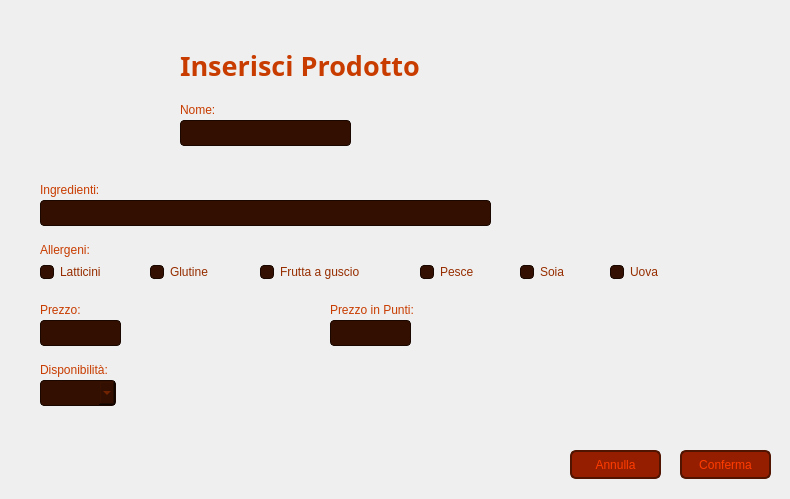
First picture: the form in Viste/VistaInserisciProdottoAmministratore.ui, repository GiacomoPrincipi/CineMax, before the edit.
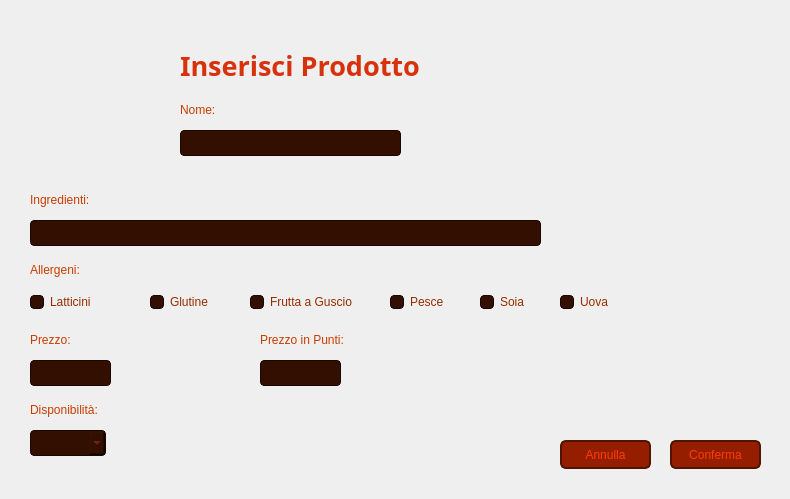
Second picture: the form after the edit. Icons and pictures are not drawn.

Patch:
```diff
--- a/Viste/VistaInserisciProdottoAmministratore.ui
+++ b/Viste/VistaInserisciProdottoAmministratore.ui
@@ -32,8 +32,8 @@
     background: qlineargradient(
         x1: 0, y1: 1,
         x2: 0, y2: 0,
-        stop: 0 #320F00,
-        stop: 1 #641E00
+        stop: 0 #210A00,
+        stop: 1 #7D2100
     );
 }</string>
    </property>
@@ -99,7 +99,7 @@
    </property>
    <property name="styleSheet">
     <string notr="true">QLabel {
-    color: #C83C00;
+    color: #D7320C;
 }</string>
    </property>
    <property name="text">
@@ -112,8 +112,8 @@
   <widget class="QLabel" name="labelIngredienti">
    <property name="geometry">
     <rect>
-     <x>40</x>
-     <y>180</y>
+     <x>30</x>
+     <y>190</y>
      <width>81</width>
      <height>20</height>
     </rect>
@@ -133,8 +133,8 @@
   <widget class="QLabel" name="labelDisponibile">
    <property name="geometry">
     <rect>
-     <x>40</x>
-     <y>360</y>
+     <x>30</x>
+     <y>400</y>
      <width>101</width>
      <height>20</height>
     </rect>
@@ -154,8 +154,8 @@
   <widget class="QLabel" name="labelAllergeni">
    <property name="geometry">
     <rect>
-     <x>40</x>
-     <y>240</y>
+     <x>30</x>
+     <y>260</y>
      <width>81</width>
      <height>20</height>
     </rect>
@@ -175,8 +175,8 @@
   <widget class="QLabel" name="labelPrezzo">
    <property name="geometry">
     <rect>
-     <x>40</x>
-     <y>300</y>
+     <x>30</x>
+     <y>330</y>
      <width>81</width>
      <height>20</height>
     </rect>
@@ -197,8 +197,8 @@
    <property name="geometry">
     <rect>
      <x>180</x>
-     <y>120</y>
-     <width>171</width>
+     <y>130</y>
+     <width>221</width>
      <height>26</height>
     </rect>
    </property>
@@ -217,8 +217,8 @@
   <widget class="QLineEdit" name="lineEditPrezzo">
    <property name="geometry">
     <rect>
-     <x>40</x>
-     <y>320</y>
+     <x>30</x>
+     <y>360</y>
      <width>81</width>
      <height>26</height>
     </rect>
@@ -238,8 +238,8 @@
   <widget class="QComboBox" name="comboBoxDisponibile">
    <property name="geometry">
     <rect>
-     <x>40</x>
-     <y>380</y>
+     <x>30</x>
+     <y>430</y>
      <width>76</width>
      <height>26</height>
     </rect>
@@ -268,8 +268,8 @@
   <widget class="QCheckBox" name="checkBoxAllergene1">
    <property name="geometry">
     <rect>
-     <x>40</x>
-     <y>260</y>
+     <x>30</x>
+     <y>290</y>
      <width>91</width>
      <height>24</height>
     </rect>
@@ -304,7 +304,7 @@
    <property name="geometry">
     <rect>
      <x>150</x>
-     <y>260</y>
+     <y>290</y>
      <width>81</width>
      <height>24</height>
     </rect>
@@ -338,8 +338,8 @@
   <widget class="QCheckBox" name="checkBoxAllergene3">
    <property name="geometry">
     <rect>
-     <x>260</x>
-     <y>260</y>
+     <x>250</x>
+     <y>290</y>
      <width>131</width>
      <height>24</height>
     </rect>
@@ -367,14 +367,14 @@
 </string>
    </property>
    <property name="text">
-    <string>Frutta a guscio</string>
+    <string>Frutta a Guscio</string>
    </property>
   </widget>
   <widget class="QCheckBox" name="checkBoxAllergene4">
    <property name="geometry">
     <rect>
-     <x>420</x>
-     <y>260</y>
+     <x>390</x>
+     <y>290</y>
      <width>71</width>
      <height>24</height>
     </rect>
@@ -408,8 +408,8 @@
   <widget class="QCheckBox" name="checkBoxAllergene5">
    <property name="geometry">
     <rect>
-     <x>520</x>
-     <y>260</y>
+     <x>480</x>
+     <y>290</y>
      <width>61</width>
      <height>24</height>
     </rect>
@@ -443,9 +443,9 @@
   <widget class="QLineEdit" name="lineEditIngredienti">
    <property name="geometry">
     <rect>
-     <x>40</x>
-     <y>200</y>
-     <width>451</width>
+     <x>30</x>
+     <y>220</y>
+     <width>511</width>
      <height>26</height>
     </rect>
    </property>
@@ -464,8 +464,8 @@
   <widget class="QPushButton" name="pushButtonConferma">
    <property name="geometry">
     <rect>
-     <x>680</x>
-     <y>450</y>
+     <x>670</x>
+     <y>440</y>
      <width>91</width>
      <height>29</height>
     </rect>
@@ -478,6 +478,10 @@
     border-radius: 6px;
 }
 
+QPushButton:focus {
+    outline: none;
+}
+
 QPushButton:hover {
     background-color: #C83200;
 }</string>
@@ -489,8 +493,8 @@
   <widget class="QPushButton" name="pushButtonAnnulla">
    <property name="geometry">
     <rect>
-     <x>570</x>
-     <y>450</y>
+     <x>560</x>
+     <y>440</y>
      <width>91</width>
      <height>29</height>
     </rect>
@@ -503,6 +507,10 @@
     border-radius: 6px;
 }
 
+QPushButton:focus {
+    outline: none;
+}
+
 QPushButton:hover {
     background-color: #C83200;
 }</string>
@@ -514,8 +522,8 @@
   <widget class="QLabel" name="labelPrezzoPunti">
    <property name="geometry">
     <rect>
-     <x>330</x>
-     <y>300</y>
+     <x>260</x>
+     <y>330</y>
      <width>131</width>
      <height>20</height>
     </rect>
@@ -535,8 +543,8 @@
   <widget class="QLineEdit" name="lineEditPrezzoPunti">
    <property name="geometry">
     <rect>
-     <x>330</x>
-     <y>320</y>
+     <x>260</x>
+     <y>360</y>
      <width>81</width>
      <height>26</height>
     </rect>
@@ -556,8 +564,8 @@
   <widget class="QCheckBox" name="checkBoxAllergene6">
    <property name="geometry">
     <rect>
-     <x>610</x>
-     <y>260</y>
+     <x>560</x>
+     <y>290</y>
      <width>61</width>
      <height>24</height>
     </rect>
@@ -591,8 +599,8 @@
   <widget class="QLabel" name="labelErroreNome">
    <property name="geometry">
     <rect>
-     <x>360</x>
-     <y>120</y>
+     <x>410</x>
+     <y>130</y>
      <width>121</width>
      <height>20</height>
     </rect>
@@ -633,8 +641,8 @@
   <widget class="QLabel" name="labelErroreDisponibile">
    <property name="geometry">
     <rect>
-     <x>130</x>
-     <y>380</y>
+     <x>120</x>
+     <y>430</y>
      <width>161</width>
      <height>20</height>
     </rect>
@@ -654,9 +662,9 @@
   <widget class="QLabel" name="labelErrorePrezzo">
    <property name="geometry">
     <rect>
-     <x>130</x>
-     <y>320</y>
-     <width>161</width>
+     <x>120</x>
+     <y>360</y>
+     <width>121</width>
      <height>20</height>
     </rect>
    </property>
@@ -675,8 +683,8 @@
   <widget class="QLabel" name="labelErrorePrezzoPunti">
    <property name="geometry">
     <rect>
-     <x>420</x>
-     <y>320</y>
+     <x>350</x>
+     <y>360</y>
      <width>161</width>
      <height>20</height>
     </rect>
```
